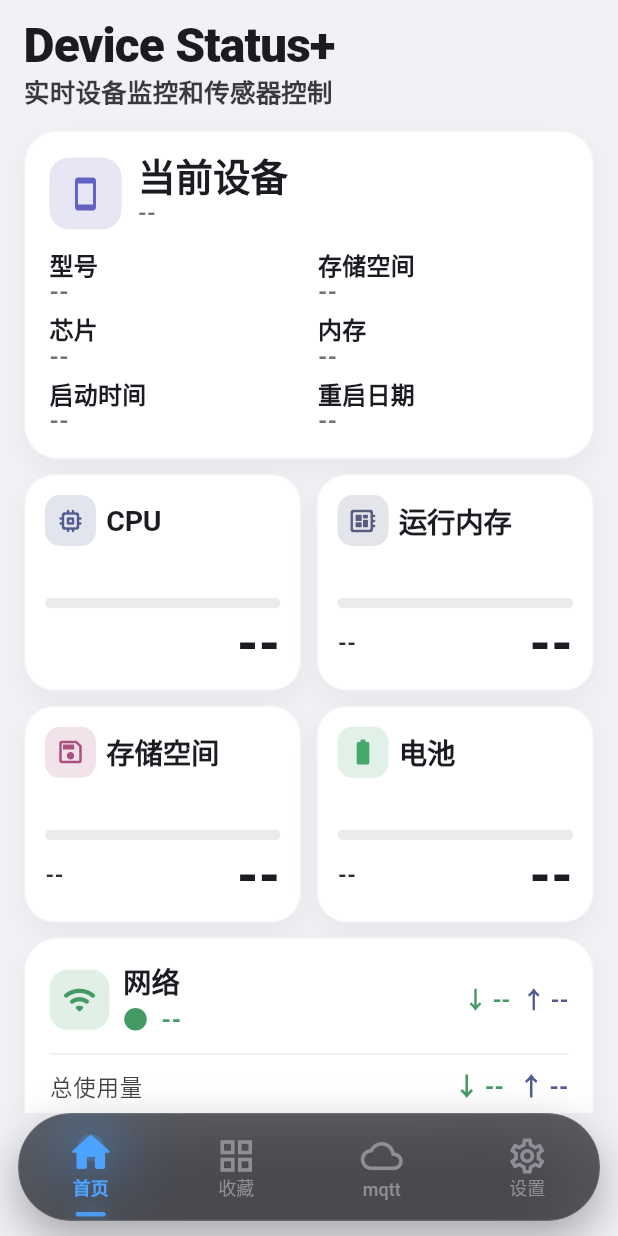
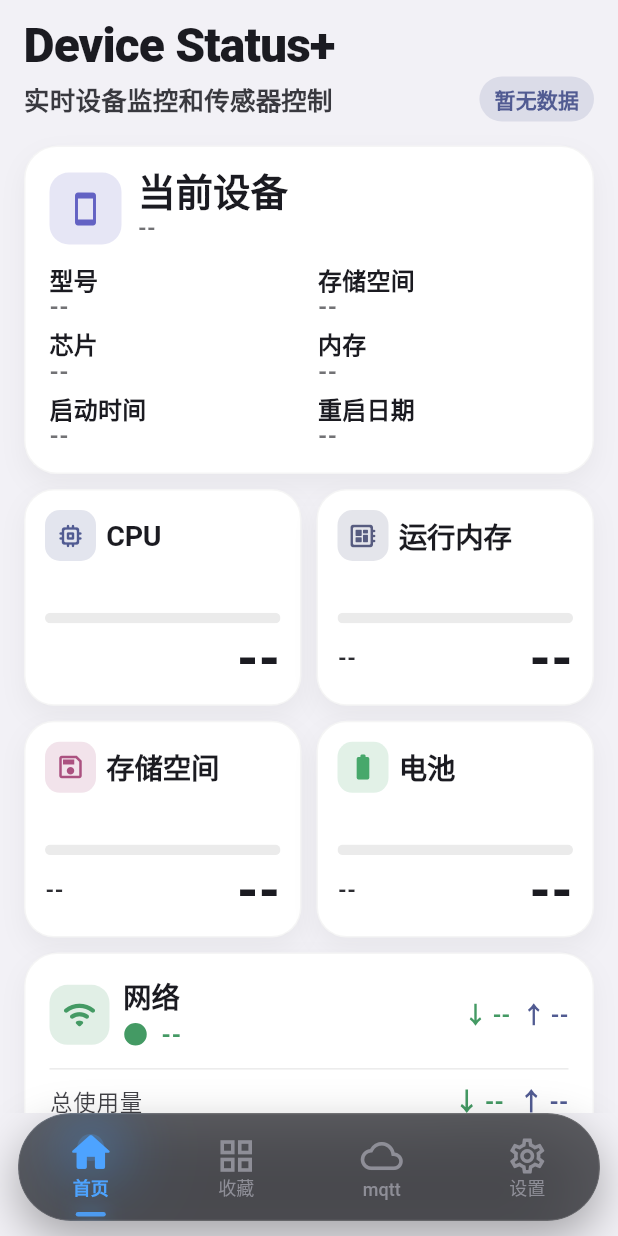
Before and after one commit to ge-fei-fan/galaxy-ios, a Flutter app: the screen it shows after launch, on a phone screen of 412 x 824 dp. Run offline on Flutter 3.47's test engine with Material 3 defaults, Android fonts, the phone set to English and light mode, and no system bars; our stand-ins replace app_links, flutter_local_notifications, hive_flutter, webview_flutter; missing offline and left inert: mqtt_client; accounts and stored records are empty.

Commit message:
设备监控2

```diff
--- a/lib/pages/home_page.dart
+++ b/lib/pages/home_page.dart
@@ -37,7 +37,12 @@ class _HomePageState extends State<HomePage> {
     return SafeArea(
       top: true,
       bottom: false,
-      child: StreamBuilder<DeviceStatusSnapshot>(
+      child: StreamBuilder<String>(
+        stream: _service.statusStream,
+        initialData: '连接中',
+        builder: (context, statusSnapshot) {
+          final statusLabel = statusSnapshot.data ?? '连接中';
+          return StreamBuilder<DeviceStatusSnapshot>(
             stream: _service.stream,
             builder: (context, snapshot) {
               final data = snapshot.data;
@@ -65,7 +70,10 @@ class _HomePageState extends State<HomePage> {
                     ),
                   ),
                   const SizedBox(height: 4),
-              Text(
+                  Row(
+                    children: [
+                      Expanded(
+                        child: Text(
                           '实时设备监控和传感器控制',
                           style: textTheme.titleMedium?.copyWith(
                             fontSize: 17,
@@ -73,6 +81,11 @@ class _HomePageState extends State<HomePage> {
                             height: 1.15,
                             color: textTheme.bodyMedium?.color?.withValues(alpha: 0.86),
                           ),
+                        ),
+                      ),
+                      const SizedBox(width: 8),
+                      _StatusPill(label: statusLabel),
+                    ],
                 ),
                   const SizedBox(height: 16),
                   _DeviceOverviewCard(
@@ -156,6 +169,36 @@ class _HomePageState extends State<HomePage> {
                 ],
               );
             },
+          );
+        },
+      ),
+    );
+  }
+}
+
+class _StatusPill extends StatelessWidget {
+  const _StatusPill({required this.label});
+
+  final String label;
+
+  @override
+  Widget build(BuildContext context) {
+    final colorScheme = Theme.of(context).colorScheme;
+    final isGood = label == '已连接';
+    final color = isGood ? Colors.green : colorScheme.primary;
+
+    return Container(
+      padding: const EdgeInsets.symmetric(horizontal: 10, vertical: 5),
+      decoration: BoxDecoration(
+        borderRadius: BorderRadius.circular(999),
+        color: color.withValues(alpha: 0.14),
+      ),
+      child: Text(
+        label,
+        style: Theme.of(context).textTheme.labelLarge?.copyWith(
+              color: color,
+              fontWeight: FontWeight.w700,
+            ),
       ),
     );
   }
--- a/lib/services/device_status_service.dart
+++ b/lib/services/device_status_service.dart
@@ -1,5 +1,6 @@
 import 'dart:async';
 
+import 'package:flutter/foundation.dart';
 import 'package:flutter/services.dart';
 
 import 'package:galaxy_ios/models/device_status_snapshot.dart';
@@ -14,13 +15,18 @@ class DeviceStatusService {
   final Duration _interval;
   final StreamController<DeviceStatusSnapshot> _controller =
       StreamController<DeviceStatusSnapshot>.broadcast();
+  final StreamController<String> _statusController =
+      StreamController<String>.broadcast();
 
   Timer? _timer;
   bool _fetching = false;
+  bool _pluginUnavailableLogged = false;
 
   Stream<DeviceStatusSnapshot> get stream => _controller.stream;
+  Stream<String> get statusStream => _statusController.stream;
 
   void start() {
+    _statusController.add('连接中');
     _timer ??= Timer.periodic(_interval, (_) => unawaited(_fetchOnce()));
     unawaited(_fetchOnce());
   }
@@ -32,12 +38,21 @@ class DeviceStatusService {
       final map = await _channel.invokeMapMethod<dynamic, dynamic>(
         'getDeviceStatusSnapshot',
       );
-      if (map == null) return;
+      if (map == null) {
+        _statusController.add('暂无数据');
+        return;
+      }
       _controller.add(DeviceStatusSnapshot.fromMap(map));
+      _statusController.add('已连接');
     } on MissingPluginException {
-      // 非 iOS / 插件未注册时忽略
+      _statusController.add('通道未就绪');
+      if (!_pluginUnavailableLogged) {
+        _pluginUnavailableLogged = true;
+        debugPrint('[DeviceStatus] MissingPluginException: 通道尚未注册');
+      }
     } on PlatformException {
-      // 原生采集失败时忽略，保留上次成功数据
+      _statusController.add('采集异常');
+      debugPrint('[DeviceStatus] PlatformException: 读取设备状态失败');
     } finally {
       _fetching = false;
     }
@@ -46,6 +61,7 @@ class DeviceStatusService {
   Future<void> dispose() async {
     _timer?.cancel();
     _timer = null;
+    await _statusController.close();
     await _controller.close();
   }
 }
```
Also changed, not shown: assets/app_icon.png, 16 other files. Lines whose indentation alone changed are shown as unchanged.
